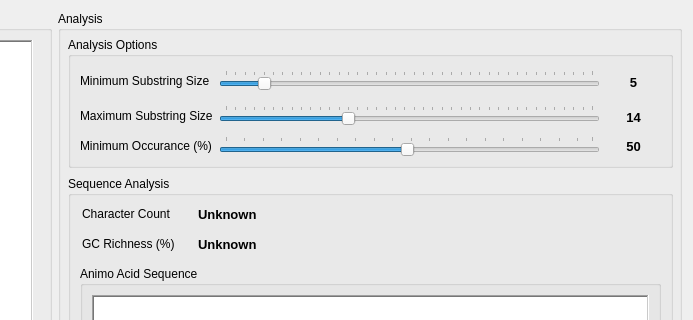
This is src/GUIs/gui.ui in norm1000100/RoRGS as Qt 5 draws it before an edit; both pictures show x 667 to 1360 and y 0 to 320 of the 1360 by 864 pixel window. The edited form follows.
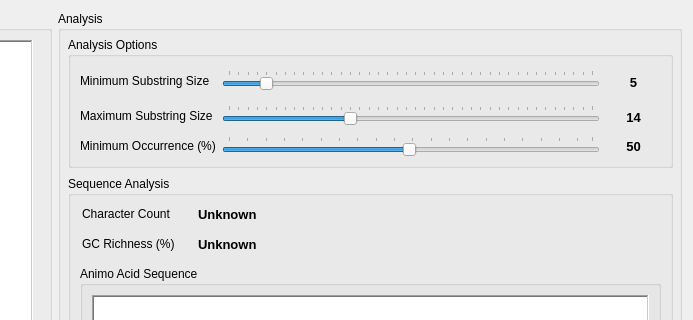
This is the edited form. Icons and pictures are not drawn.

Commit message: fixed spelling mistake

The edit to the form file:
```diff
--- a/src/GUIs/gui.ui
+++ b/src/GUIs/gui.ui
@@ -402,7 +402,7 @@
        <item row="2" column="0">
         <widget class="QLabel" name="label_minOcc">
          <property name="text">
-          <string>Minimum Occurance (%)</string>
+          <string>Minimum Occurrence (%)</string>
          </property>
         </widget>
        </item>
```
